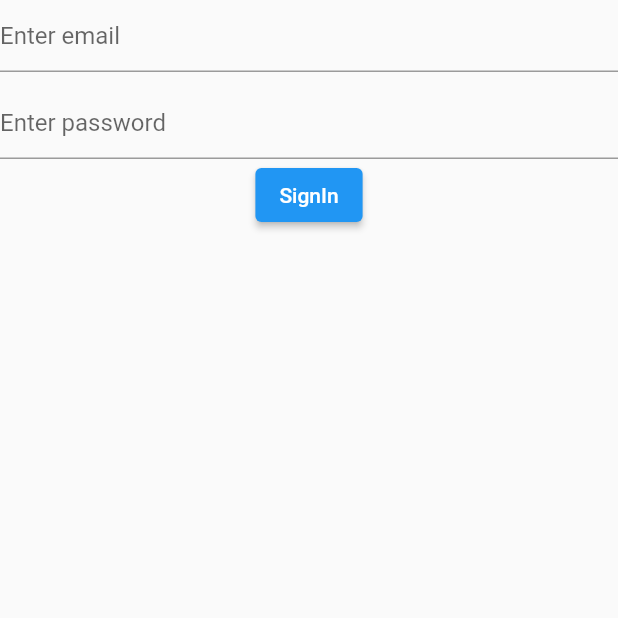
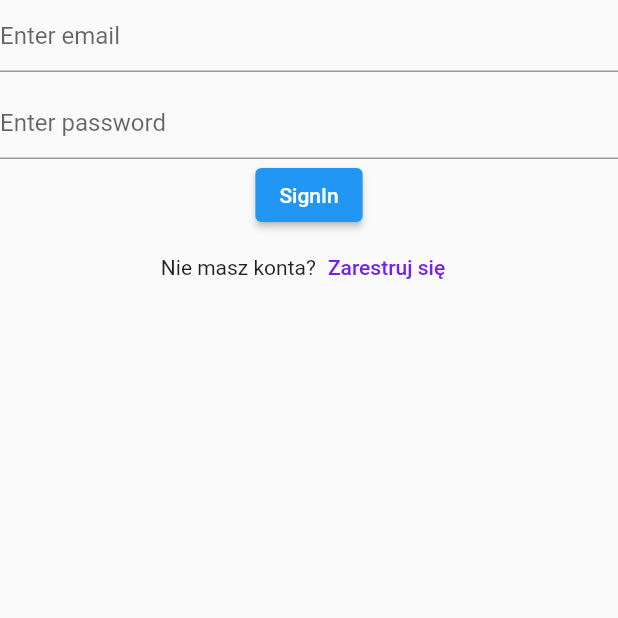
Before and after one commit to MaciekGab/SafeStudy, a Flutter app: the SignInPage screen opened directly, after a tap on "SignIn", on a phone screen of 412 x 824 dp, the top half of it. Run offline on Flutter 3.47's test engine with Material 2 defaults, Android fonts, the phone set to English and light mode, and no system bars; our stand-ins replace cloud_firestore, firebase_auth, firebase_core; accounts and stored records are empty; network calls fail.

Commit message:
Added SignUpPage, Added route between SignInPage and SignUpPage

```diff
--- a/lib/pages/SignInPage.dart
+++ b/lib/pages/SignInPage.dart
@@ -1,5 +1,9 @@
 import 'package:firebase_auth/firebase_auth.dart';
+import 'package:provider/provider.dart';
 import 'package:flutter/material.dart';
+import 'package:test_auth_with_rolebased_ui/services/AuthService.dart';
+
+import 'SignUpPage.dart';
 
 class SignInPage extends StatefulWidget {
   @override
@@ -29,11 +33,31 @@ class _SignInPageState extends State<SignInPage> {
                     ),
                     ElevatedButton(
                         onPressed: () {
-                          auth.signInWithEmailAndPassword(
-                              email: _emailController.text,
-                              password: _passwordController.text);
+                          var result = context.read<AuthService>().signIn(
+                              email: _emailController.text.trim(),
+                              password: _passwordController.text.trim());
+                          print(result);
+                          // po staremu
+                          // auth.signInWithEmailAndPassword(
+                          //     email: _emailController.text,
+                          //     password: _passwordController.text);
                         },
-                        child: Text('SignIn'))
+                        child: Text('SignIn')),
+                  Row(
+                    mainAxisAlignment: MainAxisAlignment.center,
+                    children: [
+                      Text("Nie masz konta?"),
+                      TextButton(
+                          onPressed: () {
+                            Navigator.push(context,
+                                MaterialPageRoute(builder: (context) => SignUpPage()));
+                          },
+                          child: Text(
+                            "Zarestruj się",
+                            style: TextStyle(color: Color.fromRGBO(112, 35, 238, 1)),
+                          ))
+                    ],
+                  ),
                 ]
                 )
             )
--- a/lib/services/AuthService.dart
+++ b/lib/services/AuthService.dart
@@ -34,12 +34,12 @@ class AuthService {
 
 //register with email, password <- for Firebase Authentication; name and surname <- for Firestore document
   Future<String> signUp(
-      {String email, String password, String name, String surname}) async {
+      {String email, String password, String firstName, String lastName}) async {
     try {
       UserCredential result = await _auth.createUserWithEmailAndPassword(
           email: email, password: password);
       await DatabaseService().updateUserData(
-          name, surname, 'user', email, result.user.uid);
+          firstName, lastName, 'user', email, result.user.uid);
       return "Signed up";
     } on FirebaseAuthException catch (e) {
       print(e.message + ' with error code : ${e.code}');
```
Also changed, not shown: lib/pages/SignUpPage.dart (added, +93 -0 lines).
